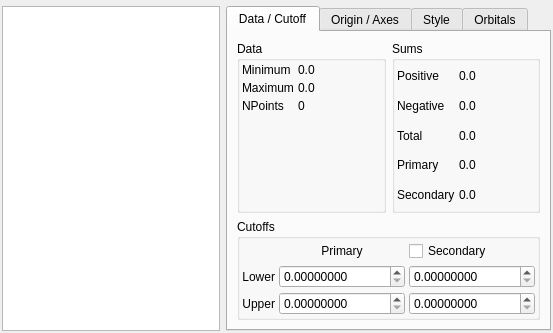
Old version of the form src/gui/grids.ui in the repository trisyoungs/aten.
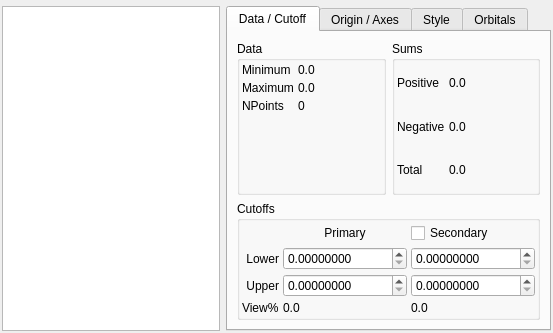
New version of the form. Icons and pictures are not drawn. Custom widgets are drawn as their Qt base class.

Commit message: Moved labels displaying percentages in Grids window to more approprite positions. Added KDevelop4 project file to repo.

```diff
--- a/src/gui/grids.ui
+++ b/src/gui/grids.ui
@@ -68,16 +68,8 @@
        <property name="currentIndex" >
         <number>0</number>
        </property>
-       <widget class="QWidget" name="DataCutoff" >
-        <property name="geometry" >
-         <rect>
-          <x>0</x>
-          <y>0</y>
-          <width>337</width>
-          <height>285</height>
-         </rect>
-        </property>
-        <attribute name="title" >
+       <widget class="QWidget" name="DataCutoff">
+        <attribute name="title">
          <string>Data / Cutoff</string>
         </attribute>
         <layout class="QVBoxLayout" name="verticalLayout" >
@@ -182,34 +174,10 @@
                <number>2</number>
               </property>
               <item>
-               <layout class="QGridLayout" name="gridLayout_3" >
-                <item row="5" column="0" >
-                 <widget class="QLabel" name="label_9" >
-                  <property name="text" >
-                   <string>Primary</string>
-                  </property>
-                 </widget>
-                </item>
-                <item row="5" column="1" >
-                 <widget class="QLabel" name="GridPrimarySumLabel" >
-                  <property name="toolTip" >
-                   <string>Percentage of total grid density drawn in primary surface</string>
-                  </property>
-                  <property name="text" >
-                   <string>0.0</string>
-                  </property>
-                 </widget>
-                </item>
-                <item row="6" column="0" >
-                 <widget class="QLabel" name="label_10" >
-                  <property name="text" >
-                   <string>Secondary</string>
-                  </property>
-                 </widget>
-                </item>
-                <item row="4" column="0" >
-                 <widget class="QLabel" name="label_342343" >
-                  <property name="text" >
+               <layout class="QGridLayout" name="gridLayout_3">
+                <item row="4" column="0">
+                 <widget class="QLabel" name="label_342343">
+                  <property name="text">
                    <string>Total</string>
                   </property>
                  </widget>
@@ -248,19 +216,9 @@
                   </property>
                  </widget>
                 </item>
-                <item row="6" column="1" >
-                 <widget class="QLabel" name="GridSecondarySumLabel" >
-                  <property name="toolTip" >
-                   <string>Percentage of total grid density drawn in secondary surface</string>
-                  </property>
-                  <property name="text" >
-                   <string>0.0</string>
-                  </property>
-                 </widget>
-                </item>
-                <item row="4" column="1" >
-                 <widget class="QLabel" name="GridTotalAbsoluteLabel" >
-                  <property name="text" >
+                <item row="4" column="1">
+                 <widget class="QLabel" name="GridTotalAbsoluteLabel">
+                  <property name="text">
                    <string>0.0</string>
                   </property>
                  </widget>
@@ -387,6 +345,33 @@
                 </property>
                </widget>
               </item>
+              <item row="3" column="1">
+               <widget class="QLabel" name="label_9">
+                <property name="text">
+                 <string>View%</string>
+                </property>
+               </widget>
+              </item>
+              <item row="3" column="2">
+               <widget class="QLabel" name="GridPrimaryPercentLabel">
+                <property name="toolTip">
+                 <string>Percentage of total grid density drawn in primary surface</string>
+                </property>
+                <property name="text">
+                 <string>0.0</string>
+                </property>
+               </widget>
+              </item>
+              <item row="3" column="3">
+               <widget class="QLabel" name="GridSecondaryPercentLabel">
+                <property name="toolTip">
+                 <string>Percentage of total grid density drawn in secondary surface</string>
+                </property>
+                <property name="text">
+                 <string>0.0</string>
+                </property>
+               </widget>
+              </item>
              </layout>
             </item>
            </layout>
```
Left out of the diff: 862 changed lines with no effect on the pictures. The commit also changes 3 other files.
